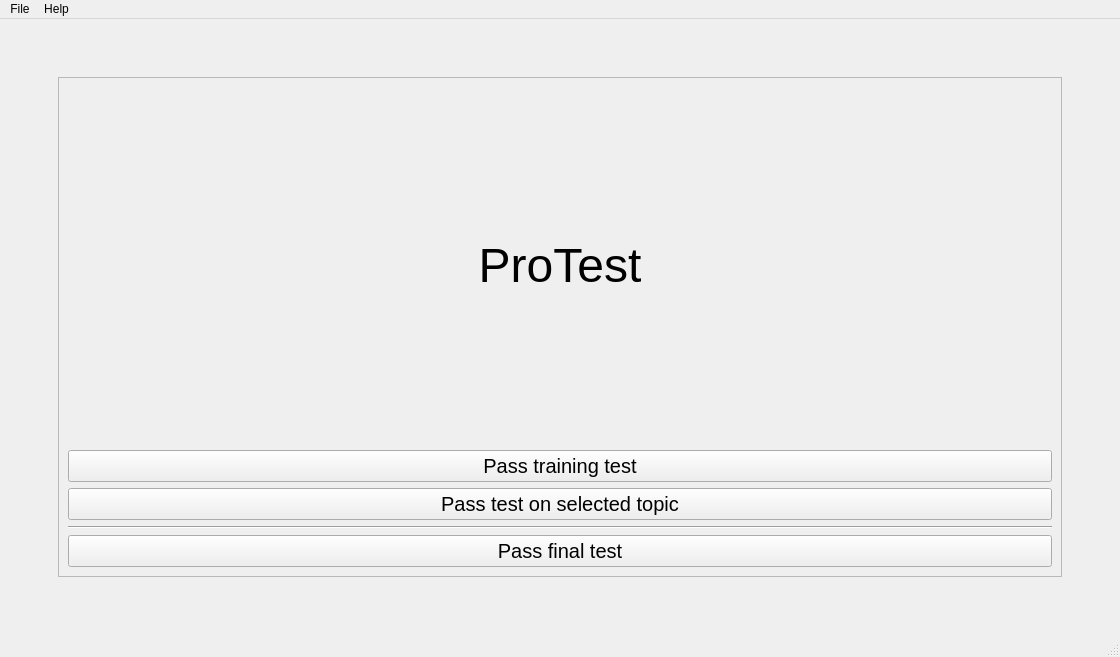
tushino-llc/ProTest, file src/qt/mainwindow_stud.ui: the form before one commit.
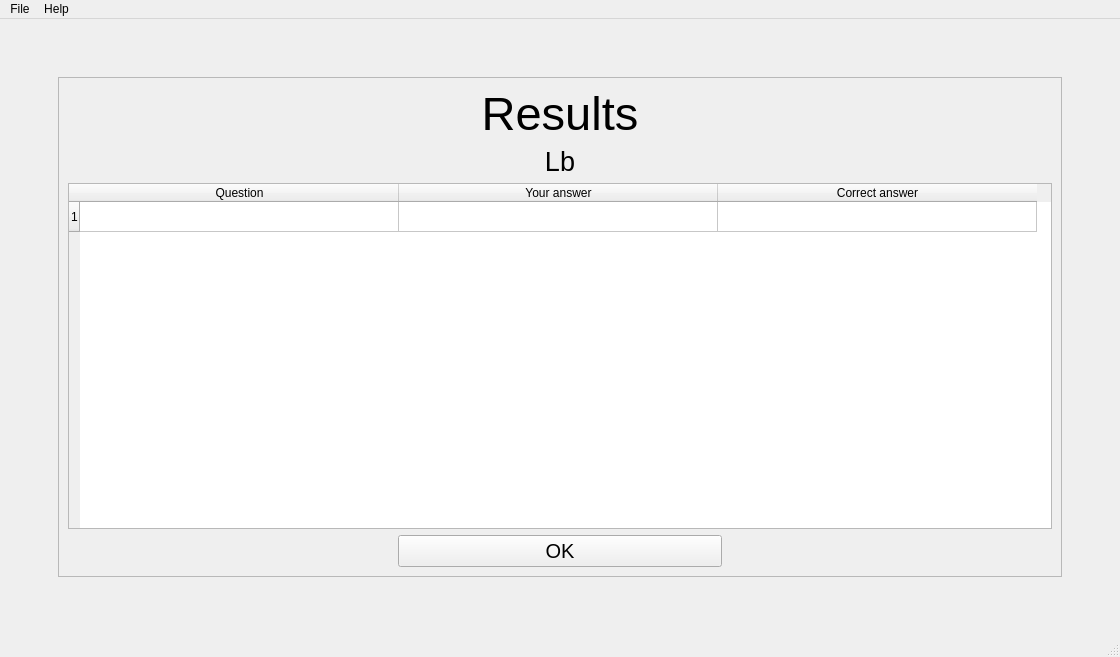
The form after the commit. The open tabs and pages were chosen to show the change.

Diff of the .ui file:
```diff
--- a/src/qt/mainwindow_stud.ui
+++ b/src/qt/mainwindow_stud.ui
@@ -15,7 +15,7 @@
   </property>
   <widget class="QWidget" name="centralwidget">
    <layout class="QGridLayout" name="gridLayout_2">
-    <item row="0" column="1">
+    <item row="1" column="1">
      <widget class="QStackedWidget" name="stackedWidget">
       <property name="currentIndex">
        <number>0</number>
@@ -320,6 +320,211 @@
         </item>
        </layout>
       </widget>
+      <widget class="QWidget" name="page_3">
+       <layout class="QGridLayout" name="gridLayout_5">
+        <item row="1" column="0">
+         <spacer name="horizontalSpacer_7">
+          <property name="orientation">
+           <enum>Qt::Horizontal</enum>
+          </property>
+          <property name="sizeType">
+           <enum>QSizePolicy::Minimum</enum>
+          </property>
+          <property name="sizeHint" stdset="0">
+           <size>
+            <width>40</width>
+            <height>20</height>
+           </size>
+          </property>
+         </spacer>
+        </item>
+        <item row="1" column="1">
+         <widget class="QFrame" name="frame_3">
+          <property name="frameShape">
+           <enum>QFrame::StyledPanel</enum>
+          </property>
+          <property name="frameShadow">
+           <enum>QFrame::Raised</enum>
+          </property>
+          <layout class="QGridLayout" name="gridLayout_6">
+           <item row="2" column="0" colspan="3">
+            <widget class="QLabel" name="label_Mark">
+             <property name="font">
+              <font>
+               <pointsize>20</pointsize>
+              </font>
+             </property>
+             <property name="text">
+              <string>Lb</string>
+             </property>
+             <property name="alignment">
+              <set>Qt::AlignCenter</set>
+             </property>
+            </widget>
+           </item>
+           <item row="1" column="0" colspan="3">
+            <widget class="QLabel" name="label_3">
+             <property name="font">
+              <font>
+               <pointsize>35</pointsize>
+              </font>
+             </property>
+             <property name="text">
+              <string>Results</string>
+             </property>
+             <property name="alignment">
+              <set>Qt::AlignCenter</set>
+             </property>
+            </widget>
+           </item>
+           <item row="6" column="1">
+            <widget class="QPushButton" name="pushButton_4">
+             <property name="font">
+              <font>
+               <pointsize>15</pointsize>
+              </font>
+             </property>
+             <property name="text">
+              <string>OK</string>
+             </property>
+            </widget>
+           </item>
+           <item row="3" column="0" colspan="3">
+            <widget class="QTableWidget" name="tableWidget">
+             <property name="sizeAdjustPolicy">
+              <enum>QAbstractScrollArea::AdjustToContents</enum>
+             </property>
+             <property name="editTriggers">
+              <set>QAbstractItemView::NoEditTriggers</set>
+             </property>
+             <property name="alternatingRowColors">
+              <bool>true</bool>
+             </property>
+             <property name="showGrid">
+              <bool>true</bool>
+             </property>
+             <property name="sortingEnabled">
+              <bool>true</bool>
+             </property>
+             <attribute name="horizontalHeaderDefaultSectionSize">
+              <number>319</number>
+             </attribute>
+             <row>
+              <property name="text">
+               <string>1</string>
+              </property>
+             </row>
+             <column>
+              <property name="text">
+               <string>Question</string>
+              </property>
+              <property name="textAlignment">
+               <set>AlignCenter</set>
+              </property>
+             </column>
+             <column>
+              <property name="text">
+               <string>Your answer</string>
+              </property>
+              <property name="textAlignment">
+               <set>AlignCenter</set>
+              </property>
+             </column>
+             <column>
+              <property name="text">
+               <string>Correct answer</string>
+              </property>
+              <property name="textAlignment">
+               <set>AlignCenter</set>
+              </property>
+             </column>
+            </widget>
+           </item>
+           <item row="6" column="2">
+            <spacer name="horizontalSpacer_6">
+             <property name="orientation">
+              <enum>Qt::Horizontal</enum>
+             </property>
+             <property name="sizeType">
+              <enum>QSizePolicy::Minimum</enum>
+             </property>
+             <property name="sizeHint" stdset="0">
+              <size>
+               <width>40</width>
+               <height>20</height>
+              </size>
+             </property>
+            </spacer>
+           </item>
+           <item row="6" column="0">
+            <spacer name="horizontalSpacer_5">
+             <property name="orientation">
+              <enum>Qt::Horizontal</enum>
+             </property>
+             <property name="sizeType">
+              <enum>QSizePolicy::Minimum</enum>
+             </property>
+             <property name="sizeHint" stdset="0">
+              <size>
+               <width>40</width>
+               <height>20</height>
+              </size>
+             </property>
+            </spacer>
+           </item>
+          </layout>
+         </widget>
+        </item>
+        <item row="2" column="1">
+         <spacer name="verticalSpacer_6">
+          <property name="orientation">
+           <enum>Qt::Vertical</enum>
+          </property>
+          <property name="sizeType">
+           <enum>QSizePolicy::Minimum</enum>
+          </property>
+          <property name="sizeHint" stdset="0">
+           <size>
+            <width>20</width>
+            <height>40</height>
+           </size>
+          </property>
+         </spacer>
+        </item>
+        <item row="0" column="1">
+         <spacer name="verticalSpacer_5">
+          <property name="orientation">
+           <enum>Qt::Vertical</enum>
+          </property>
+          <property name="sizeType">
+           <enum>QSizePolicy::Minimum</enum>
+          </property>
+          <property name="sizeHint" stdset="0">
+           <size>
+            <width>20</width>
+            <height>40</height>
+           </size>
+          </property>
+         </spacer>
+        </item>
+        <item row="1" column="2">
+         <spacer name="horizontalSpacer_8">
+          <property name="orientation">
+           <enum>Qt::Horizontal</enum>
+          </property>
+          <property name="sizeType">
+           <enum>QSizePolicy::Minimum</enum>
+          </property>
+          <property name="sizeHint" stdset="0">
+           <size>
+            <width>40</width>
+            <height>20</height>
+           </size>
+          </property>
+         </spacer>
+        </item>
+       </layout>
+      </widget>
      </widget>
     </item>
    </layout>
```
Left out of the diff: 2 changed lines with no effect on the pictures.
